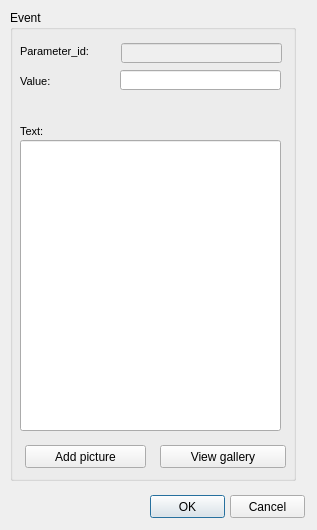
Before: the Qt Designer form ui/event_standard.ui in Giswater/giswater_qgis_plugin, drawn with Qt 5.
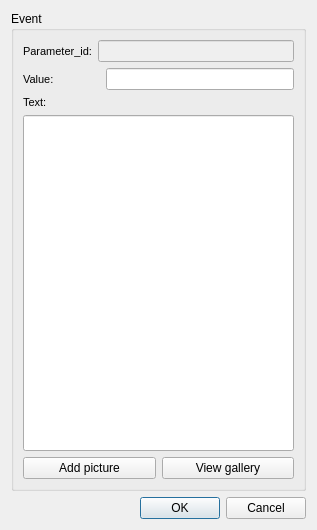
After: the same form once the commit is applied.

```diff
--- a/ui/event_standard.ui
+++ b/ui/event_standard.ui
@@ -13,53 +13,17 @@
   <property name="windowTitle">
    <string>Event</string>
   </property>
-  <widget class="QPushButton" name="pushButton_2">
-   <property name="geometry">
-    <rect>
-     <x>150</x>
-     <y>495</y>
-     <width>75</width>
-     <height>23</height>
-    </rect>
-   </property>
-   <property name="text">
-    <string>OK</string>
-   </property>
-  </widget>
-  <widget class="QPushButton" name="pushButton_3">
-   <property name="geometry">
-    <rect>
-     <x>230</x>
-     <y>495</y>
-     <width>75</width>
-     <height>23</height>
-    </rect>
-   </property>
-   <property name="text">
-    <string>Cancel</string>
-   </property>
-  </widget>
+  <layout class="QVBoxLayout" name="verticalLayout_2">
+   <item>
   <widget class="QGroupBox" name="groupBox">
-   <property name="geometry">
-    <rect>
-     <x>10</x>
-     <y>10</y>
-     <width>286</width>
-     <height>471</height>
-    </rect>
-   </property>
    <property name="title">
     <string>Event</string>
    </property>
+     <layout class="QVBoxLayout" name="verticalLayout">
+      <item>
+       <layout class="QHBoxLayout" name="horizontalLayout">
+        <item>
    <widget class="QLabel" name="label_node_type">
-    <property name="geometry">
-     <rect>
-      <x>10</x>
-      <y>30</y>
-      <width>90</width>
-      <height>22</height>
-     </rect>
-    </property>
     <property name="font">
      <font>
       <pointsize>8</pointsize>
@@ -89,15 +53,23 @@
      <number>3</number>
     </property>
    </widget>
+        </item>
+        <item>
+         <widget class="QLineEdit" name="parameter_id">
+          <property name="enabled">
+           <bool>false</bool>
+          </property>
+          <property name="frame">
+           <bool>true</bool>
+          </property>
+         </widget>
+        </item>
+       </layout>
+      </item>
+      <item>
+       <layout class="QHBoxLayout" name="horizontalLayout_2">
+        <item>
    <widget class="QLabel" name="label_node_type_2">
-    <property name="geometry">
-     <rect>
-      <x>10</x>
-      <y>60</y>
-      <width>90</width>
-      <height>22</height>
-     </rect>
-    </property>
     <property name="font">
      <font>
       <pointsize>8</pointsize>
@@ -112,7 +84,7 @@
      <enum>QFrame::Plain</enum>
     </property>
     <property name="text">
-     <string>Value:</string>
+           <string>Value:               </string>
     </property>
     <property name="textFormat">
      <enum>Qt::AutoText</enum>
@@ -127,15 +99,18 @@
      <number>3</number>
     </property>
    </widget>
+        </item>
+        <item>
+         <widget class="QLineEdit" name="value">
+          <property name="frame">
+           <bool>true</bool>
+          </property>
+         </widget>
+        </item>
+       </layout>
+      </item>
+      <item>
    <widget class="QLabel" name="label_flexunion_code_4">
-    <property name="geometry">
-     <rect>
-      <x>10</x>
-      <y>110</y>
-      <width>101</width>
-      <height>22</height>
-     </rect>
-    </property>
     <property name="font">
      <font>
       <pointsize>8</pointsize>
@@ -163,75 +138,49 @@
      <number>3</number>
     </property>
    </widget>
-   <widget class="QLineEdit" name="value">
-    <property name="geometry">
-     <rect>
-      <x>110</x>
-      <y>60</y>
-      <width>161</width>
-      <height>20</height>
-     </rect>
+      </item>
+      <item>
+       <widget class="QLineEdit" name="text">
+        <property name="sizePolicy">
+         <sizepolicy hsizetype="Expanding" vsizetype="Expanding">
+          <horstretch>0</horstretch>
+          <verstretch>0</verstretch>
+         </sizepolicy>
     </property>
     <property name="frame">
      <bool>true</bool>
     </property>
    </widget>
-   <widget class="QPushButton" name="pushButton_4">
-    <property name="geometry">
-     <rect>
-      <x>15</x>
-      <y>435</y>
-      <width>121</width>
-      <height>23</height>
-     </rect>
-    </property>
+      </item>
+      <item>
+       <layout class="QHBoxLayout" name="horizontalLayout_3">
+        <item>
+         <widget class="QPushButton" name="btn_add_picture">
     <property name="text">
      <string>Add picture</string>
     </property>
    </widget>
-   <widget class="QPushButton" name="pushButton_5">
-    <property name="geometry">
-     <rect>
-      <x>150</x>
-      <y>435</y>
-      <width>126</width>
-      <height>23</height>
-     </rect>
-    </property>
+        </item>
+        <item>
+         <widget class="QPushButton" name="btn_view_gallery">
     <property name="text">
      <string>View gallery</string>
     </property>
    </widget>
-   <widget class="QLineEdit" name="text">
-    <property name="geometry">
-     <rect>
-      <x>10</x>
-      <y>130</y>
-      <width>261</width>
-      <height>291</height>
-     </rect>
-    </property>
-    <property name="frame">
-     <bool>true</bool>
-    </property>
-   </widget>
-   <widget class="QLineEdit" name="parameter_id">
-    <property name="enabled">
-     <bool>false</bool>
-    </property>
-    <property name="geometry">
-     <rect>
-      <x>111</x>
-      <y>33</y>
-      <width>161</width>
-      <height>20</height>
-     </rect>
-    </property>
-    <property name="frame">
-     <bool>true</bool>
-    </property>
-   </widget>
-  </widget>
+        </item>
+       </layout>
+      </item>
+     </layout>
+    </widget>
+   </item>
+   <item>
+    <widget class="QDialogButtonBox" name="buttonBox">
+     <property name="standardButtons">
+      <set>QDialogButtonBox::Cancel|QDialogButtonBox::Ok</set>
+     </property>
+    </widget>
+   </item>
+  </layout>
  </widget>
  <resources/>
  <connections/>
```
Left out of the diff: 35 changed lines with no effect on the pictures. Lines whose indentation alone changed are shown as unchanged.
